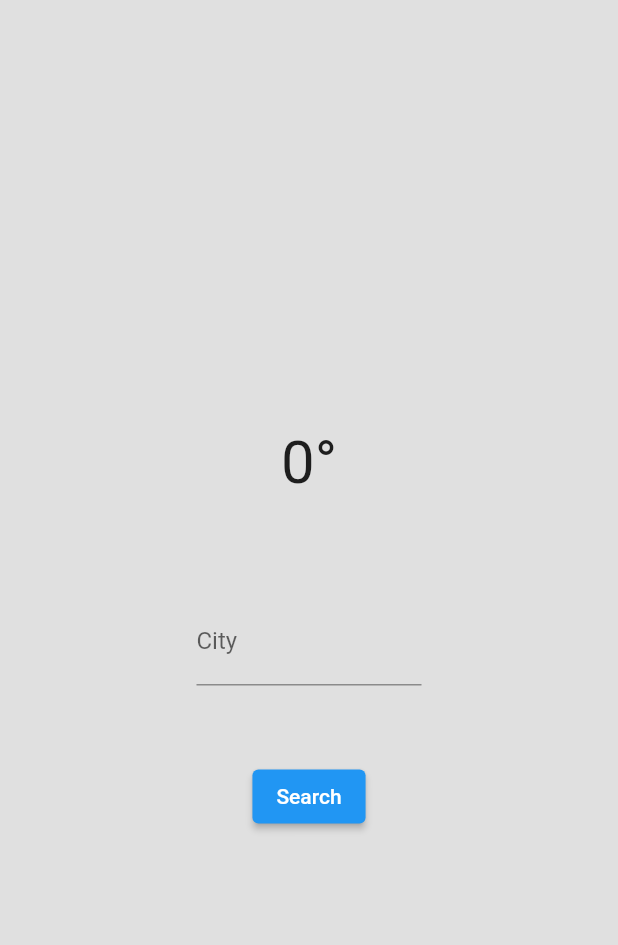
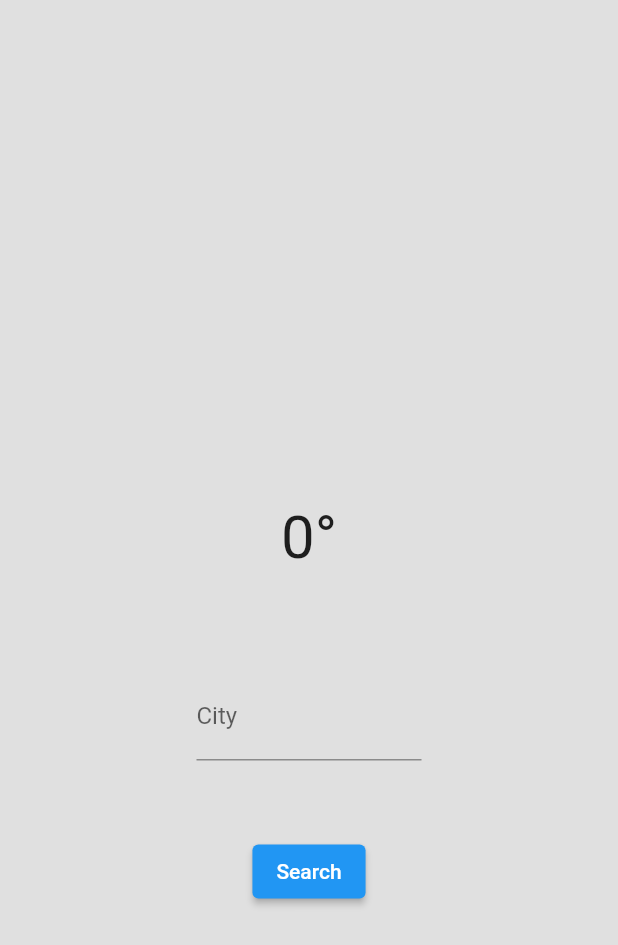
Before and after one commit to eyos-ias/weather_app, a Flutter app: the screen it shows after launch, on a phone screen of 412 x 824 dp. Shown: the top 945 px of the screen. Run offline on Flutter 3.47's test engine with Material 2 defaults, Android fonts, the phone set to English and light mode, and no system bars; our stand-ins replace flutter_dotenv, flutter_spinkit, internet_connection_checker.

Commit message:
minor bug fixes

```diff
--- a/lib/main.dart
+++ b/lib/main.dart
@@ -71,7 +71,8 @@ class _HomePageState extends State<HomePage> {
                                 iconUrl != ''
                                     ? Image.network(iconUrl)
                                     : SizedBox(
-                                        height: 0.0,
+                                        height: 100.0,
+                                        width: 100.0,
                                       ),
                                 Text(sityName),
                                 Text(
--- a/lib/response_example.dart
+++ b/lib/response_example.dart
@@ -38,7 +38,7 @@ class TemperatureInfo {
   TemperatureInfo({this.temperature});
 
   factory TemperatureInfo.fromJson(Map<String, dynamic> json) {
-    final temperature = json['temp'];
+    final temperature = json['temp'].toDouble();
     return TemperatureInfo(temperature: temperature);
   }
 }
```
